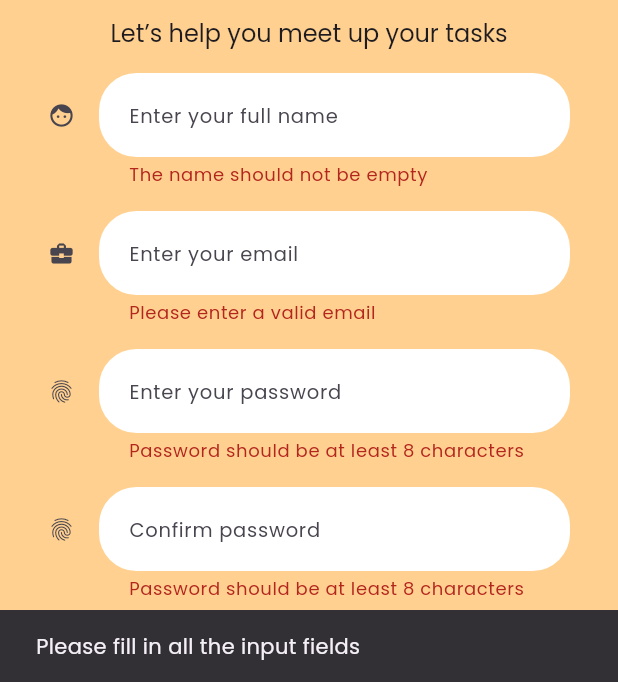
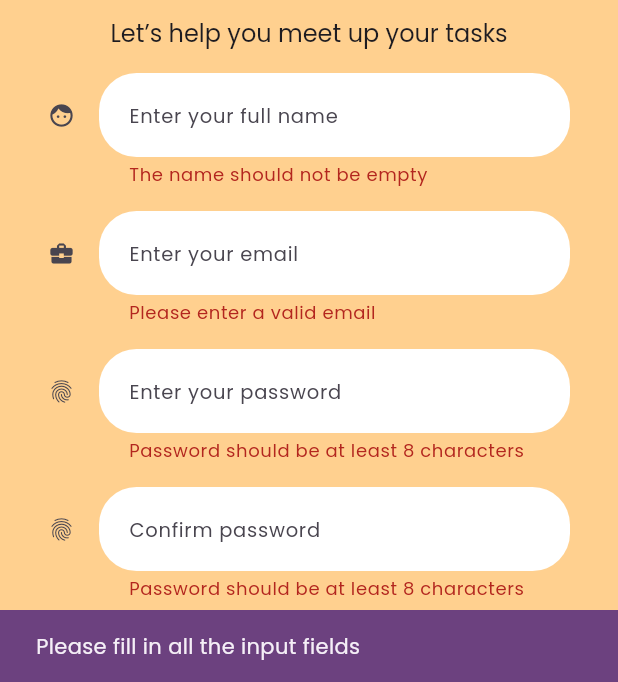
Before and after one commit to MeZeksan/todo_brsk, a Flutter app: the AuthorizationScreen screen opened by its route, after a tap on "Sign in", after a tap on "Forgot your password?", after a tap on "Register", on a phone screen of 412 x 824 dp, the part 554-1236 px from its top. Run offline on Flutter 3.47's test engine with Material 3 defaults, Android fonts, the phone set to English and light mode, and no system bars; our stand-ins replace firebase_auth, firebase_core, go_router, simple_gradient_text; missing offline and left inert: one_clock; accounts and stored records are empty.

Commit message:
Отображение снекбара в авторизации при неверном пароле или имейле. Отображение снекбара при уже созданном аккаунте или несовпадающих паролях

```diff
--- a/lib/features/autorization_screen/screens/authorization_screen.dart
+++ b/lib/features/autorization_screen/screens/authorization_screen.dart
@@ -36,17 +36,24 @@ class _AuthorizationScreenState extends State<AuthorizationScreen> {
 
     if(email.isEmpty || password.isEmpty){
       ScaffoldMessenger.of(context).showSnackBar(
-        const SnackBar(content: Text('Please fill in all the input fields')),
+        const SnackBar(content: Text('Please fill in all the input fields'),
+            backgroundColor: Color(0xff6c417f)),
       );
     }
-    User? user = await _auth.signInWithEmailAndPassword(email, password);
+    else{
+      User? user = await _auth.signInWithEmailAndPassword(email, password);
       if(user != null){
         developer.log("User is successfully created");
         context.go('/dashboard_page');
       }
       else{
+        ScaffoldMessenger.of(context).showSnackBar(
+          const SnackBar(content: Text('The wrong email or password was entered'),
+              backgroundColor: Colors.red),
+        );
         developer.log("Error");
       }
+    }
   }
 
   String? validateEmail(String? email){
@@ -104,7 +111,8 @@ class _AuthorizationScreenState extends State<AuthorizationScreen> {
                       Text("Don't have an account?"),
                       ButtonText(text: 'Sing up',onTap: () => context.go('/registration_page'),)
                     ],
-                  )
+                  ),
+                  const SizedBox(height:16),
                 ],
               ),
             ),
--- a/lib/features/registration_screen/screens/registration_screen.dart
+++ b/lib/features/registration_screen/screens/registration_screen.dart
@@ -44,16 +44,25 @@ class _RegistrationScreenState extends State<RegistrationScreen> {
     if(username.isEmpty || email.isEmpty ||
         password.isEmpty ||confirmPassword.isEmpty ){
       ScaffoldMessenger.of(context).showSnackBar(
-        const SnackBar(content: Text('Please fill in all the input fields')),
+        const SnackBar(content: Text('Please fill in all the input fields'),
+        backgroundColor: Color(0xff6c417f)),
       );
     }
-    if(password == confirmPassword && username.isNotEmpty){
+    if(password != confirmPassword){
+      ScaffoldMessenger.of(context).showSnackBar(
+          const SnackBar(content: Text('The passwords you entered do not match'),
+            backgroundColor: Colors.red,));
+    }
+    else if(username.isNotEmpty){
       User? user = await _auth.signUpWithEmailAndPassword(email, password);
       if(user != null){
         developer.log("User is successfully created");
         context.go('/dashboard_page');
       }
       else{
+        ScaffoldMessenger.of(context).showSnackBar(
+            const SnackBar(content: Text('Something went wrong, maybe the user you entered already exists'),
+                backgroundColor: Colors.red,));
         developer.log("Error");
       }
     }
@@ -127,7 +136,8 @@ class _RegistrationScreenState extends State<RegistrationScreen> {
                     children: [
                       Text('Already have an account?',),
                       ButtonText(text: 'Sing in',onTap: () => context.go('/autorization_page'),),
-                    ],)
+                    ],),
+                  const SizedBox(height:16),
                 ],
               ),
             ),
```
